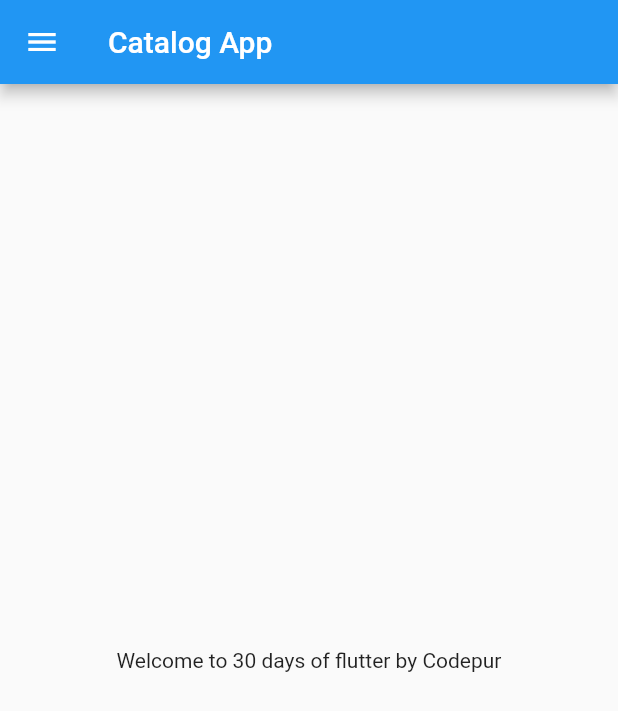
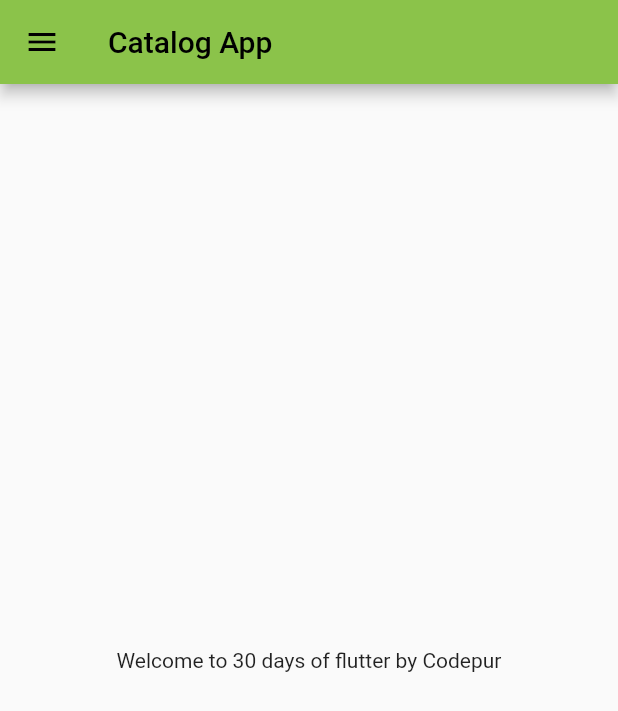
Before and after one commit to Saniya-Gupte/FlutterPractice, a Flutter app: the screen it shows after launch, on a phone screen of 412 x 824 dp. Shown: the top 711 px of the screen. Run offline on Flutter 3.47's test engine with Material 2 defaults, Android fonts, the phone set to English and light mode, and no system bars.

Commit message:
day2 complete

```diff
--- /dev/null
+++ b/lib/Pages/home_page.dart
@@ -0,0 +1,22 @@
+import 'package:flutter/material.dart';
+
+class HomePage extends StatelessWidget {
+  const HomePage({ Key? key }) : super(key: key);
+
+  @override
+  Widget build(BuildContext context) {
+    final int days=30;
+    final String name = "Codepur";
+    return Scaffold(
+      appBar: AppBar(
+        title: Text("Catalog App"),
+      ),
+      body:Center(
+        child: Container(
+          child: Text("Welcome to $days days of flutter by $name"),
+        ),
+      ),
+      drawer: Drawer(),
+    );
+  }
+}
--- a/lib/main.dart
+++ b/lib/main.dart
@@ -1,5 +1,6 @@
 import 'package:flutter/material.dart';
-import 'package:flutter_catalog/home_page.dart';
+import 'package:flutter_catalog/Pages/home_page.dart';
+import 'package:flutter_catalog/Pages/login_page.dart';
 
 void main() {
   runApp(MyApp());
@@ -12,7 +13,20 @@ class MyApp extends StatelessWidget {
   Widget build(BuildContext context) {
 
     return MaterialApp(
-      home: HomePage(),
+      themeMode: ThemeMode.light,
+      theme: ThemeData(
+        primarySwatch: (Colors.lightGreen),
+      ),
+      darkTheme: ThemeData(
+        brightness: Brightness.light,
+        primarySwatch: (Colors.deepPurple),
+      ),
+      initialRoute: "/home",
+      routes: {
+        "/":(context) => LoginPage(),
+        "/home": (context) => HomePage(),
+        "/login":(context) => LoginPage(),
+      },
     );
   }
 }
```
Also changed, not shown: lib/Pages/login_page.dart (added, +20 -0 lines).
